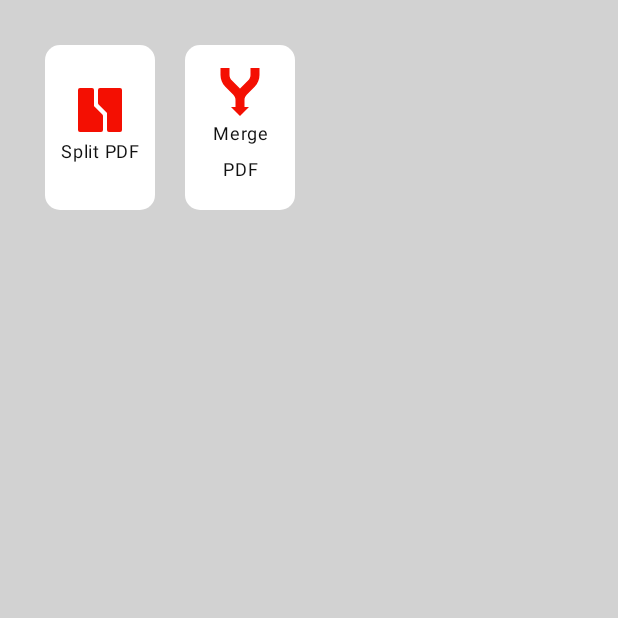
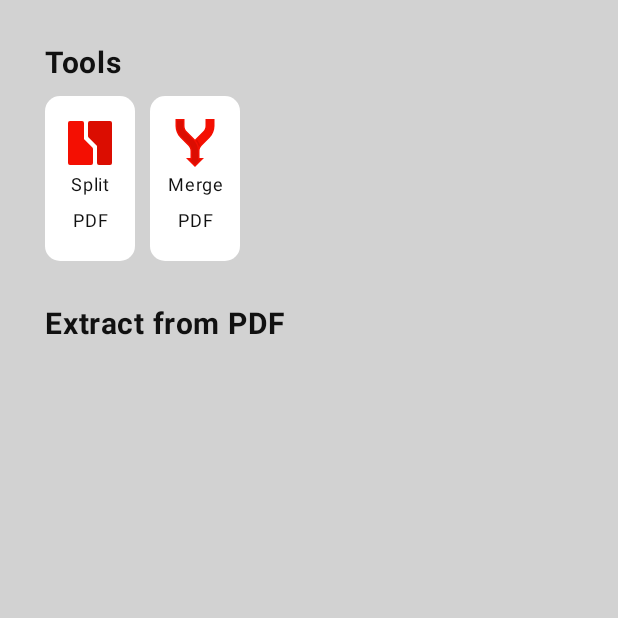
Before and after one commit to Burhan7777/RedPdfPro, an Android app built with Jetpack Compose: the screen it shows after launch (MainActivity), on a phone screen of 412 x 824 dp, the top half of it. Run offline under Robolectric (Android 15) with nearby library versions, the phone set to English and light mode, and no system bars; libraries missing offline, so code that uses them is left out: com.chaquo.python; 1 statement that could not run was skipped.

Commit message:
Adds compress pdf but doesn't work as of now. Removes lazy column from homepage

```diff
--- a/app/build.gradle.kts
+++ b/app/build.gradle.kts
@@ -32,6 +32,7 @@ android {
                     install("datetime")
                     install("pypdf")
                     install("pypdf[image]")
+                    install("PYPDF2")
                 }
             }
             productFlavors {
--- a/app/src/main/AndroidManifest.xml
+++ b/app/src/main/AndroidManifest.xml
@@ -1,6 +1,10 @@
 <?xml version="1.0" encoding="utf-8"?>
 <manifest xmlns:android="http://schemas.android.com/apk/res/android"
     xmlns:tools="http://schemas.android.com/tools">
+
+    <uses-permission android:name="android.permission.WRITE_EXTERNAL_STORAGE" />
+    <uses-permission android:name="android.permission.READ_EXTERNAL_STORAGE" />
+    <uses-permission android:name="android.permission.MANAGE_EXTERNAL_STORAGE" />
 
     <application
         android:allowBackup="true"
--- a/app/src/main/java/com/pzbdownloaders/redpdfpro/core/presentation/Component/FeatureBox.kt
+++ b/app/src/main/java/com/pzbdownloaders/redpdfpro/core/presentation/Component/FeatureBox.kt
@@ -8,6 +8,7 @@ import androidx.compose.foundation.layout.Column
 import androidx.compose.foundation.layout.fillMaxSize
 import androidx.compose.foundation.layout.height
 import androidx.compose.foundation.layout.padding
+import androidx.compose.foundation.layout.width
 import androidx.compose.foundation.layout.wrapContentWidth
 import androidx.compose.foundation.shape.CornerSize
 import androidx.compose.material3.Icon
@@ -35,7 +36,7 @@ fun FeatureBox(
 ) {
     Box(
         modifier = Modifier
-            .wrapContentWidth()
+            .width(60.dp)
             .height(110.dp)
             .clip(
                 shape = MaterialTheme.shapes.medium.copy(
--- a/app/src/main/java/com/pzbdownloaders/redpdfpro/core/presentation/HomePage.kt
+++ b/app/src/main/java/com/pzbdownloaders/redpdfpro/core/presentation/HomePage.kt
@@ -1,16 +1,29 @@
 package com.pzbdownloaders.redpdfpro.core.presentation
 
 import androidx.compose.foundation.background
+import androidx.compose.foundation.border
 import androidx.compose.foundation.layout.Arrangement
+import androidx.compose.foundation.layout.Box
 import androidx.compose.foundation.layout.Column
+import androidx.compose.foundation.layout.Row
+import androidx.compose.foundation.layout.Spacer
 import androidx.compose.foundation.layout.fillMaxSize
+import androidx.compose.foundation.layout.fillMaxWidth
+import androidx.compose.foundation.layout.height
 import androidx.compose.foundation.layout.padding
 import androidx.compose.foundation.lazy.grid.GridCells
 import androidx.compose.foundation.lazy.grid.LazyVerticalGrid
+import androidx.compose.foundation.rememberScrollState
+import androidx.compose.foundation.shape.RoundedCornerShape
+import androidx.compose.foundation.verticalScroll
 import androidx.compose.material3.MaterialTheme
+import androidx.compose.material3.Text
 import androidx.compose.runtime.Composable
 import androidx.compose.ui.Modifier
+import androidx.compose.ui.res.stringResource
+import androidx.compose.ui.text.font.FontWeight
 import androidx.compose.ui.unit.dp
+import androidx.compose.ui.unit.sp
 import androidx.navigation.NavHostController
 import com.pzbdownloaders.redpdfpro.R
 import com.pzbdownloaders.redpdfpro.core.presentation.Component.FeatureBox
@@ -24,32 +37,42 @@ fun HomePage(navHostController: NavHostController, viewModel: MyViewModel) {
         modifier = Modifier
             .fillMaxSize()
             .padding(30.dp)
+            .verticalScroll(rememberScrollState())
             .background(MaterialTheme.colorScheme.secondary)
     ) {
-        LazyVerticalGrid(
-            columns = GridCells.Adaptive(70.dp),
-            verticalArrangement = Arrangement.spacedBy(20.dp),
-            horizontalArrangement = Arrangement.spacedBy(20.dp)
-        ) {
-            item() {
+        Text(
+            text = stringResource(id = R.string.tools),
+            color = MaterialTheme.colorScheme.onPrimary,
+            fontSize = 20.sp,
+            fontWeight = FontWeight.Bold
+        )
+        Spacer(modifier = Modifier.height(10.dp))
+        Row(horizontalArrangement = Arrangement.spacedBy(10.dp)) {
+
             FeatureBox(
                 stringId = R.string.splitPdf,
                 drawableId = R.drawable.split,
                 contentDescription = "Split PDF",
                 navHostController,
-                    Screens.splitPdf.route,
+                Screens.SplitPdf.route,
             )
-            }
-            item() {
+
             FeatureBox(
                 stringId = R.string.mergePdf,
                 drawableId = R.drawable.merge,
                 contentDescription = "Merge PDF",
                 navHostController,
-                    Screens.mergePdf.route
+                Screens.MergePdf.route
             )
         }
 
+        Spacer(modifier = Modifier.height(30.dp))
+        Text(
+            text = stringResource(id = R.string.extractFromPdf),
+            color = MaterialTheme.colorScheme.onPrimary,
+            fontSize = 20.sp,
+            fontWeight = FontWeight.Bold
+        )
+
     }
 }
-}
--- a/app/src/main/java/com/pzbdownloaders/redpdfpro/core/presentation/NavHost.kt
+++ b/app/src/main/java/com/pzbdownloaders/redpdfpro/core/presentation/NavHost.kt
@@ -4,6 +4,7 @@ import androidx.compose.runtime.Composable
 import androidx.navigation.NavHostController
 import androidx.navigation.compose.composable
 import com.pzbdownloaders.redpdfpro.MainActivity
+import com.pzbdownloaders.redpdfpro.compresspdffeature.screens.CompressPDF
 import com.pzbdownloaders.redpdfpro.mergepdffeature.screens.MergePdf
 import com.pzbdownloaders.redpdfpro.splitpdffeature.screens.SplitPdf
 
@@ -15,16 +16,19 @@ fun MyNavHost(
 ) {
     androidx.navigation.compose.NavHost(
         navController = navHostController,
-        startDestination = Screens.homePage.route
+        startDestination = Screens.HomePage.route
     ) {
-        composable(route = Screens.homePage.route) {
+        composable(route = Screens.HomePage.route) {
             HomePage(navHostController, viewModel)
         }
-        composable(route = Screens.splitPdf.route) {
+        composable(route = Screens.SplitPdf.route) {
             SplitPdf(navHostController, activity, viewModel)
         }
-        composable(Screens.mergePdf.route) {
+        composable(Screens.MergePdf.route) {
             MergePdf(activity = activity, viewModel)
+        }
+        composable(Screens.CompressPDf.route) {
+            CompressPDF(mainActivity = activity)
         }
     }
 
--- a/app/src/main/java/com/pzbdownloaders/redpdfpro/core/presentation/Screens.kt
+++ b/app/src/main/java/com/pzbdownloaders/redpdfpro/core/presentation/Screens.kt
@@ -1,7 +1,8 @@
 package com.pzbdownloaders.redpdfpro.core.presentation
 
 sealed class Screens(var route: String) {
-    object homePage : Screens("home_page_screen")
-    object splitPdf : Screens("split_pdf_screen")
-    object mergePdf : Screens("merge_pdf_screen")
+    object HomePage : Screens("home_page_screen")
+    object SplitPdf : Screens("split_pdf_screen")
+    object MergePdf : Screens("merge_pdf_screen")
+    object CompressPDf : Screens("compress_pdf_screen")
 }
--- a/app/src/main/res/drawable/merge.xml
+++ b/app/src/main/res/drawable/merge.xml
@@ -1,7 +1,7 @@
 <vector android:height="32dp" android:viewportHeight="32"
     android:viewportWidth="32" android:width="32dp" xmlns:android="http://schemas.android.com/apk/res/android">
     <path android:fillColor="#F40F02" android:pathData="M25.425,12.111c1.983,-1.983 3.075,-4.621 3.075,-7.425V0.5h-5v4.187c0,1.469 -0.572,2.85 -1.611,3.889l-5.313,5.313c-0.191,0.191 -0.38,0.398 -0.578,0.637c1.509,1.773 2.356,4.125 2.491,6.288c0.241,-1.331 0.703,-2.469 1.623,-3.389L25.425,12.111z"/>
-    <path android:fillColor="#F40F02" android:pathData="M17.017,13.447c0,0 -0.822,0.84 -1.02,1.078c1.509,1.773 2.491,4.435 2.491,6.288c0.256,-1.227 0.473,-1.907 1.045,-2.701C19.059,16.396 18.21,14.811 17.017,13.447z"/>
-    <path android:fillColor="#F40F02" android:pathData="M20.793,26.5H18.5v-5.187c-0.025,-2.698 -1.092,-5.441 -3.074,-7.424L10.11,8.575C9.072,7.536 8.5,6.155 8.5,4.687V0.5h-5v4.187c0,2.804 1.092,5.441 3.074,7.424l5.315,5.314c1.038,1.039 1.61,2.42 1.61,3.889V26.5h-2.293L16,31.293L20.793,26.5z"/>
+    <path android:fillColor="#db0d01" android:pathData="M17.017,13.447c0,0 -0.822,0.84 -1.02,1.078c1.509,1.773 2.491,4.435 2.491,6.288c0.256,-1.227 0.473,-1.907 1.045,-2.701C19.059,16.396 18.21,14.811 17.017,13.447z"/>
+    <path android:fillColor="#db0d01" android:pathData="M20.793,26.5H18.5v-5.187c-0.025,-2.698 -1.092,-5.441 -3.074,-7.424L10.11,8.575C9.072,7.536 8.5,6.155 8.5,4.687V0.5h-5v4.187c0,2.804 1.092,5.441 3.074,7.424l5.315,5.314c1.038,1.039 1.61,2.42 1.61,3.889V26.5h-2.293L16,31.293L20.793,26.5z"/>
     <path android:fillColor="#F40F02" android:pathData="M23,0v4.687c0,1.335 -0.521,2.591 -1.465,3.536l-5.313,5.313c-0.078,0.078 -0.149,0.162 -0.221,0.244c-0.075,-0.08 -0.143,-0.166 -0.221,-0.244l-5.315,-5.314C9.521,7.278 9,6.022 9,4.687V0H3v4.687c0,2.938 1.144,5.7 3.221,7.778l5.315,5.314c0.943,0.944 1.464,2.2 1.464,3.535V26h-3l6,6l6,-6h-3v-4.687c0,-1.335 0.521,-2.591 1.465,-3.536l5.313,-5.313C27.856,10.386 29,7.624 29,4.687V0H23zM19.586,27L16,30.586L12.414,27H14v-5.687c0,-1.602 -0.624,-3.109 -1.757,-4.242l-5.315,-5.314C5.04,9.868 4,7.357 4,4.687V1h4v3.687c0,1.602 0.624,3.109 1.757,4.242l5.315,5.314C16.96,16.132 18,18.643 18,21.313V27H19.586zM28,4.687c0,2.671 -1.04,5.182 -2.929,7.071l-5.314,5.313c-0.458,0.458 -0.819,0.983 -1.103,1.544c-0.372,-1.479 -1.045,-2.862 -1.997,-4.075c0.088,-0.101 0.175,-0.203 0.27,-0.298l5.314,-5.313C23.376,7.796 24,6.289 24,4.687V1h4V4.687z"/>
 </vector>
--- a/app/src/main/res/drawable/split.xml
+++ b/app/src/main/res/drawable/split.xml
@@ -1,11 +1,11 @@
 <vector android:height="32dp" android:viewportHeight="48"
     android:viewportWidth="48" android:width="32dp" xmlns:android="http://schemas.android.com/apk/res/android">
     <path android:fillAlpha="0.01" android:fillColor="#ffffff" android:pathData="M0,0h48v48h-48z"/>
-    <path android:fillColor="#F40F02" android:pathData="M44,44V4H24V17L33,26V44H44Z"/>
+    <path android:fillColor="#db0d01" android:pathData="M44,44V4H24V17L33,26V44H44Z"/>
     <path android:fillColor="#F40F02" android:pathData="M4,4V44H25V30L16,21V4H4Z"/>
     <path android:fillColor="#00000000"
         android:pathData="M44,44V4H24V17L33,26V44H44Z"
-        android:strokeColor="#F40F02" android:strokeLineCap="round"
+        android:strokeColor="#db0d01" android:strokeLineCap="round"
         android:strokeLineJoin="round" android:strokeWidth="4"/>
     <path android:fillColor="#F40F02"
         android:pathData="M4,4V44H25V30L16,21V4H4Z"
--- a/app/src/main/res/values/strings.xml
+++ b/app/src/main/res/values/strings.xml
@@ -7,4 +7,7 @@
     <string name="cancel">Cancel</string>
     <string name="saveAs">Save As</string>
     <string name="mergePDFs">Merge PDFs</string>
+    <string name="compressPDF">Compress PDF</string>
+    <string name="tools">Tools</string>
+    <string name="extractFromPdf">Extract from PDF</string>
 </resources>
```
Also changed, not shown: app/src/main/java/com/pzbdownloaders/redpdfpro/compresspdffeature/screens/CompressPdfScreen.kt (added, +101 -0 lines), app/src/main/res/drawable/compress.xml (added, +11 -0 lines), 1 other file. Lines whose indentation alone changed are shown as unchanged.
